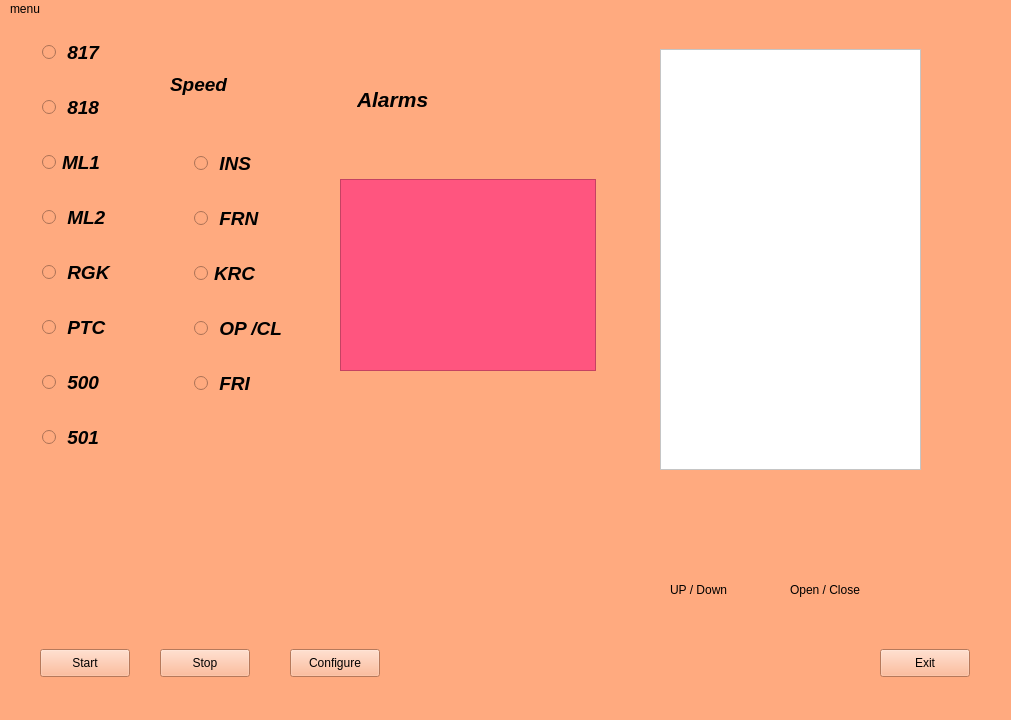
First picture: the form in for_rasb_stend.ui, repository pitrony/py_stend_test, before the edit.
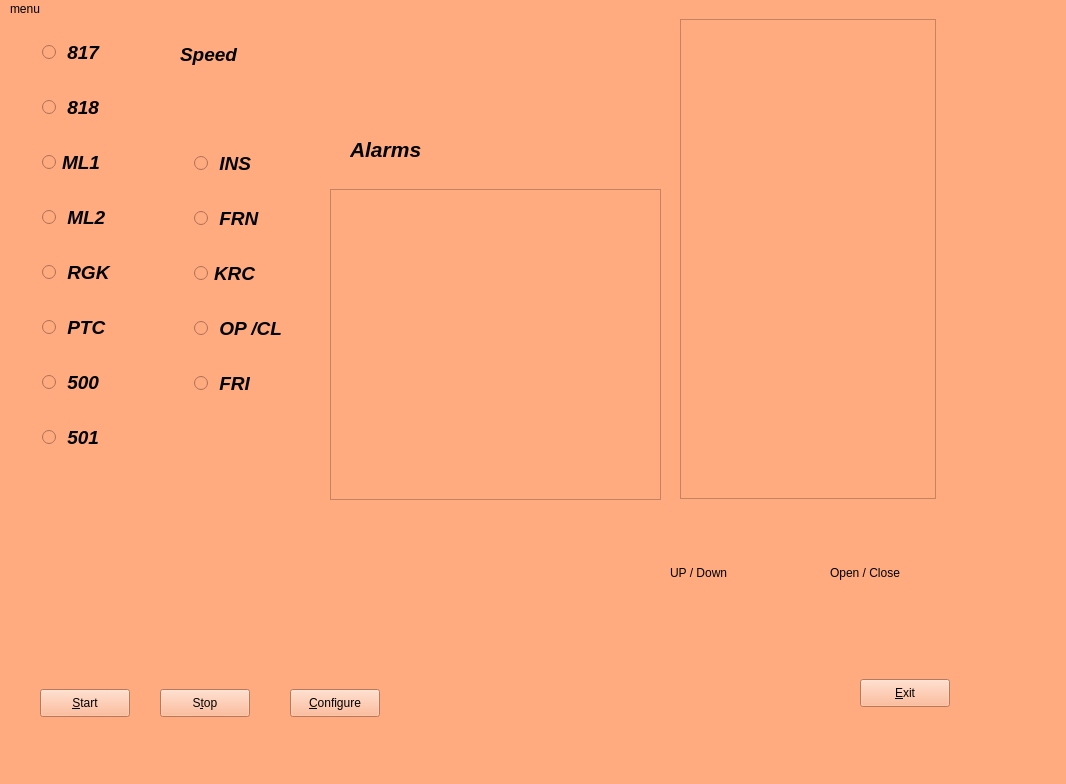
Second picture: the form after the edit. Icons and pictures are not drawn.

Commit message:
add label_move
add label for move cab

Diff of the .ui file:
```diff
--- a/for_rasb_stend.ui
+++ b/for_rasb_stend.ui
@@ -6,8 +6,8 @@
    <rect>
     <x>0</x>
     <y>0</y>
-    <width>1011</width>
-    <height>720</height>
+    <width>1066</width>
+    <height>784</height>
    </rect>
   </property>
   <property name="windowTitle">
@@ -348,9 +348,9 @@
    <widget class="QLabel" name="label_speed">
     <property name="geometry">
      <rect>
-      <x>170</x>
-      <y>20</y>
-      <width>151</width>
+      <x>180</x>
+      <y>-10</y>
+      <width>461</width>
       <height>91</height>
      </rect>
     </property>
@@ -375,10 +375,10 @@
    <widget class="QLabel" name="label_alkarm">
     <property name="geometry">
      <rect>
-      <x>357</x>
-      <y>20</y>
+      <x>350</x>
+      <y>100</y>
       <width>131</width>
-      <height>121</height>
+      <height>61</height>
      </rect>
     </property>
     <property name="font">
@@ -396,12 +396,18 @@
    <widget class="QListView" name="listView_alarms">
     <property name="geometry">
      <rect>
-      <x>340</x>
-      <y>160</y>
-      <width>256</width>
-      <height>192</height>
+      <x>330</x>
+      <y>170</y>
+      <width>331</width>
+      <height>311</height>
      </rect>
     </property>
+    <property name="sizePolicy">
+     <sizepolicy hsizetype="Expanding" vsizetype="Expanding">
+      <horstretch>0</horstretch>
+      <verstretch>0</verstretch>
+     </sizepolicy>
+    </property>
     <property name="font">
      <font>
       <pointsize>14</pointsize>
@@ -411,20 +417,35 @@
      </font>
     </property>
     <property name="styleSheet">
-     <string notr="true">background:rgb(255, 85, 127)</string>
+     <string notr="true">background:rgb(255, 170, 127)</string>
+    </property>
+    <property name="movement">
+     <enum>QListView::Free</enum>
+    </property>
+    <property name="resizeMode">
+     <enum>QListView::Fixed</enum>
+    </property>
+    <property name="modelColumn">
+     <number>0</number>
+    </property>
+    <property name="uniformItemSizes">
+     <bool>true</bool>
+    </property>
+    <property name="itemAlignment">
+     <set>Qt::AlignLeading</set>
     </property>
    </widget>
    <widget class="QFrame" name="frame_for_mov">
     <property name="geometry">
      <rect>
-      <x>660</x>
-      <y>30</y>
-      <width>261</width>
-      <height>421</height>
+      <x>680</x>
+      <y>0</y>
+      <width>256</width>
+      <height>480</height>
      </rect>
     </property>
     <property name="styleSheet">
-     <string notr="true">background:rgb(255, 255, 255)</string>
+     <string notr="true">background:rgb(255, 170, 127)</string>
     </property>
     <property name="frameShape">
      <enum>QFrame::StyledPanel</enum>
@@ -432,14 +453,30 @@
     <property name="frameShadow">
      <enum>QFrame::Raised</enum>
     </property>
+    <widget class="QLabel" name="label_move">
+     <property name="geometry">
+      <rect>
+       <x>100</x>
+       <y>208</y>
+       <width>64</width>
+       <height>64</height>
+      </rect>
+     </property>
+     <property name="text">
+      <string/>
+     </property>
+     <property name="pixmap">
+      <pixmap>../PycharmProjects/py_rasp_test_stend/lift_cab_64.png</pixmap>
+     </property>
+    </widget>
    </widget>
    <widget class="QLabel" name="label_updw">
     <property name="geometry">
      <rect>
       <x>670</x>
       <y>490</y>
-      <width>81</width>
-      <height>161</height>
+      <width>128</width>
+      <height>128</height>
      </rect>
     </property>
     <property name="text">
@@ -449,10 +486,10 @@
    <widget class="QLabel" name="label_opcl">
     <property name="geometry">
      <rect>
-      <x>790</x>
+      <x>830</x>
       <y>490</y>
-      <width>71</width>
-      <height>161</height>
+      <width>128</width>
+      <height>128</height>
      </rect>
     </property>
     <property name="text">
@@ -463,52 +500,58 @@
     <property name="geometry">
      <rect>
       <x>40</x>
-      <y>630</y>
+      <y>670</y>
       <width>90</width>
       <height>28</height>
      </rect>
     </property>
     <property name="text">
-     <string>Start</string>
+     <string>&amp;Start</string>
+    </property>
+    <property name="checkable">
+     <bool>true</bool>
     </property>
    </widget>
    <widget class="QPushButton" name="pushButton_stop">
     <property name="geometry">
      <rect>
       <x>160</x>
-      <y>630</y>
+      <y>670</y>
       <width>90</width>
       <height>28</height>
      </rect>
     </property>
     <property name="text">
-     <string>Stop</string>
+     <string>S&amp;top</string>
+    </property>
+    <property name="checkable">
+     <bool>true</bool>
     </property>
    </widget>
    <widget class="QPushButton" name="pushButton_exit">
     <property name="geometry">
      <rect>
-      <x>880</x>
-      <y>630</y>
+      <x>860</x>
+      <y>660</y>
       <width>90</width>
       <height>28</height>
      </rect>
     </property>
     <property name="text">
-     <string>Exit</string>
+     <string>&amp;Exit</string>
     </property>
    </widget>
    <widget class="QPushButton" name="pushButton_conf">
     <property name="geometry">
      <rect>
       <x>290</x>
-      <y>630</y>
+      <y>670</y>
       <width>90</width>
       <height>28</height>
      </rect>
     </property>
     <property name="text">
-     <string>Configure</string>
+     <string>&amp;Configure</string>
     </property>
    </widget>
   </widget>
@@ -517,7 +560,7 @@
     <rect>
      <x>0</x>
      <y>0</y>
-     <width>1011</width>
+     <width>1066</width>
      <height>22</height>
     </rect>
    </property>
```
Left out of the diff: 163 changed lines with no effect on the pictures. The commit also changes 1 other file.
